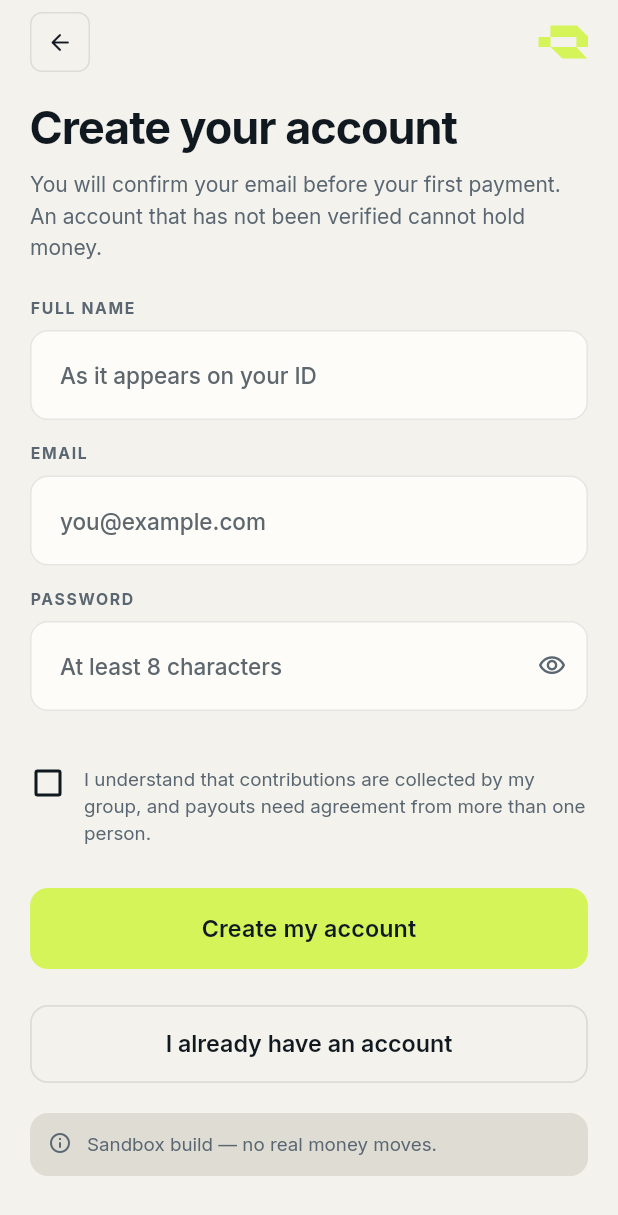
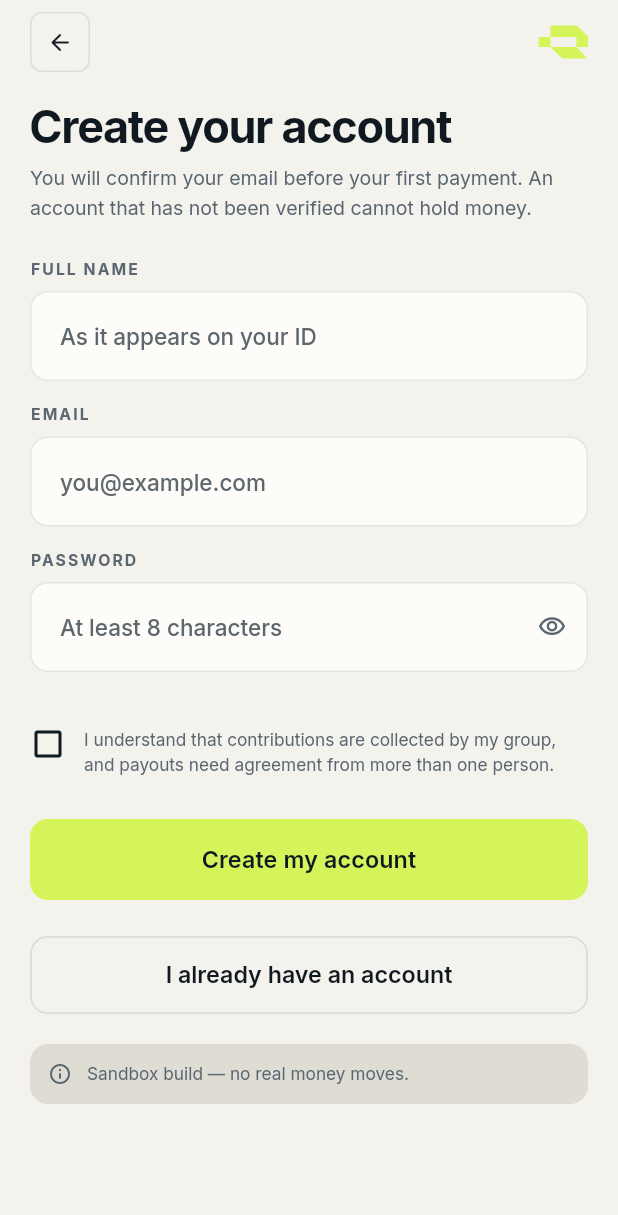
Before and after one commit to basgenix4u/KOLO-cooperative, a Flutter app: the screen it shows after launch, after a tap on "Create your account", on a phone screen of 412 x 824 dp. Shown: the top 1215 px of the screen. Run offline on Flutter 3.47's test engine with Material 3 defaults, Android fonts, the phone set to English and light mode, and no system bars; our stand-ins replace app_links, dio, flutter_riverpod, flutter_secure_storage, go_router, shared_preferences; network calls fail.

Commit message:
Align the type scale with the design system and drop the dark theme

```diff
--- a/mobile/lib/app.dart
+++ b/mobile/lib/app.dart
@@ -6,7 +6,6 @@ import 'package:go_router/go_router.dart';
 
 import 'core/deeplink/deep_links.dart';
 import 'core/models/models.dart';
-import 'core/theme/theme_mode.dart';
 import 'design/shell.dart';
 import 'design/theme.dart';
 import 'features/auth/auth_controller.dart';
@@ -223,14 +222,11 @@ class _KoloAppState extends ConsumerState<KoloApp> {
       }
     });
 
-    final themeMode = ref.watch(themeModeProvider);
 
     return MaterialApp.router(
       title: 'KOLO',
       debugShowCheckedModeBanner: false,
       theme: KoloTheme.light(),
-      darkTheme: KoloTheme.dark(),
-      themeMode: themeMode,
       routerConfig: _router,
     );
   }
--- a/mobile/lib/core/theme/theme_mode.dart
+++ /dev/null
@@ -1,78 +0,0 @@
-import 'package:flutter/material.dart';
-import 'package:flutter_riverpod/flutter_riverpod.dart';
-import 'package:shared_preferences/shared_preferences.dart';
-
-/// The member's theme choice, persisted on the device.
-///
-/// Defaults to [ThemeMode.system] rather than light: a group member checking
-/// their balance at night should get the dark screen their phone is already
-/// showing everywhere else. An explicit choice always wins over the system
-/// setting and is remembered across launches.
-///
-/// This is a [Notifier] rather than a `StateNotifier`. `StateNotifier` was
-/// deprecated in Riverpod 2 and removed from the default Riverpod 3 surface
-/// (still reachable through `package:flutter_riverpod/legacy.dart`, but there is
-/// no reason to reach for a deprecated type in new code). `Notifier` is the
-/// supported shape in both 2.x and 3.x, which is why this file compiles on
-/// either without a conditional import.
-class ThemeModeController extends Notifier<ThemeMode> {
-  static const _key = 'kolo.theme_mode';
-
-  @override
-  ThemeMode build() {
-    // Loading is deliberately fire-and-forget: the first frame uses the system
-    // theme, and the stored preference is applied as soon as it is read. A
-    // preference that cannot be read is never worth blocking a launch over.
-    _load();
-    return ThemeMode.system;
-  }
-
-  Future<void> _load() async {
-    try {
-      final prefs = await SharedPreferences.getInstance();
-      final stored = prefs.getString(_key);
-      if (stored != null) state = _fromName(stored);
-    } catch (_) {
-      // Keep the system default.
-    }
-  }
-
-  Future<void> set(ThemeMode mode) async {
-    state = mode;
-    try {
-      final prefs = await SharedPreferences.getInstance();
-      await prefs.setString(_key, mode.name);
-    } catch (_) {
-      // The choice still applies for this session.
-    }
-  }
-
-  static ThemeMode _fromName(String name) => switch (name) {
-        'light' => ThemeMode.light,
-        'dark' => ThemeMode.dark,
-        _ => ThemeMode.system,
-      };
-}
-
-final themeModeProvider = NotifierProvider<ThemeModeController, ThemeMode>(
-  ThemeModeController.new,
-);
-
-/// A three-way choice, because "follow my phone" is a real preference and a
-/// two-state switch silently overrides it.
-String themeModeLabel(ThemeMode mode) => switch (mode) {
-      ThemeMode.system => 'Match my phone',
-      ThemeMode.light => 'Always light',
-      ThemeMode.dark => 'Always dark',
-    };
-
-/// What tapping the appearance control will do next.
-///
-/// Distinct from [themeModeLabel], which describes the mode that is currently
-/// on. On a button, "Always light" reads as a toggle already switched on; the
-/// button should say where it takes you.
-String themeModeNextLabel(ThemeMode current) => switch (current) {
-      ThemeMode.system => 'Match my phone',
-      ThemeMode.light => 'Switch to dark',
-      ThemeMode.dark => 'Switch to light',
-    };
--- a/mobile/lib/design/theme.dart
+++ b/mobile/lib/design/theme.dart
@@ -14,7 +14,6 @@ class KoloTheme {
 
   static ThemeData light() => _build(KoloColors.light, Brightness.light);
 
-  static ThemeData dark() => _build(KoloColors.dark, Brightness.dark);
 
   static ThemeData _build(KoloColors c, Brightness brightness) {
     final base = ThemeData(
@@ -235,10 +234,10 @@ class KoloTheme {
       ),
 
       snackBarTheme: SnackBarThemeData(
-        backgroundColor: c.isDark ? c.surfaceRaised : KoloBrand.ink,
+        backgroundColor: KoloBrand.ink,
         contentTextStyle: TextStyle(
           fontFamily: KoloType.family,
-          color: c.isDark ? c.text : Colors.white,
+          color: Colors.white,
           fontSize: 14,
           height: 1.4,
         ),
--- a/mobile/lib/design/typography.dart
+++ b/mobile/lib/design/typography.dart
@@ -47,30 +47,31 @@ class KoloType {
         );
 
     return TextTheme(
-      // Display: reserved for the one number a screen is about.
-      displayLarge: s(size: 44, weight: FontWeight.w700, color: colors.text, height: 1.05, tracking: -1.4),
-      displayMedium: s(size: 36, weight: FontWeight.w700, color: colors.text, height: 1.08, tracking: -1.0),
-      displaySmall: s(size: 30, weight: FontWeight.w700, color: colors.text, height: 1.12, tracking: -0.7),
+      // The scale below is generated from the design system's CSS, step for step:
+      // a size here that is not in design/m.css is a size the design never drew.
+      displayLarge: s(size: 40, weight: FontWeight.w700, color: colors.text, height: 1.0, tracking: -1.28),
+      displayMedium: s(size: 32, weight: FontWeight.w700, color: colors.text, height: 1.08, tracking: -1.02),
+      displaySmall: s(size: 30, weight: FontWeight.w700, color: colors.text, height: 1.05, tracking: -0.9),
 
       // Headlines: screen titles.
-      headlineLarge: s(size: 26, weight: FontWeight.w700, color: colors.text, height: 1.2, tracking: -0.5),
-      headlineMedium: s(size: 22, weight: FontWeight.w700, color: colors.text, height: 1.22, tracking: -0.35),
-      headlineSmall: s(size: 19, weight: FontWeight.w600, color: colors.text, height: 1.25, tracking: -0.2),
+      headlineLarge: s(size: 24, weight: FontWeight.w700, color: colors.text, height: 1.15, tracking: -0.6),
+      headlineMedium: s(size: 22, weight: FontWeight.w700, color: colors.text, height: 1.2, tracking: -0.53),
+      headlineSmall: s(size: 19, weight: FontWeight.w700, color: colors.text, height: 1.2, tracking: -0.38),
 
       // Titles: card and section headers.
-      titleLarge: s(size: 17, weight: FontWeight.w600, color: colors.text, height: 1.3, tracking: -0.1),
-      titleMedium: s(size: 15, weight: FontWeight.w600, color: colors.text, height: 1.35),
-      titleSmall: s(size: 13.5, weight: FontWeight.w600, color: colors.text, height: 1.35),
+      titleLarge: s(size: 15.5, weight: FontWeight.w600, color: colors.text, height: 1.3, tracking: -0.19),
+      titleMedium: s(size: 14.5, weight: FontWeight.w600, color: colors.text, height: 1.3, tracking: -0.12),
+      titleSmall: s(size: 14, weight: FontWeight.w600, color: colors.text, height: 1.3, tracking: -0.11),
 
       // Body: the reading scale.
-      bodyLarge: s(size: 15.5, weight: FontWeight.w400, color: colors.text, height: 1.5),
-      bodyMedium: s(size: 14, weight: FontWeight.w400, color: colors.text, height: 1.5),
-      bodySmall: s(size: 12.5, weight: FontWeight.w400, color: colors.textSoft, height: 1.45),
+      bodyLarge: s(size: 14.5, weight: FontWeight.w400, color: colors.text, height: 1.5),
+      bodyMedium: s(size: 13, weight: FontWeight.w400, color: colors.text, height: 1.45),
+      bodySmall: s(size: 11.5, weight: FontWeight.w400, color: colors.textFaint, height: 1.45),
 
       // Labels: buttons, chips, tab text.
-      labelLarge: s(size: 14.5, weight: FontWeight.w600, color: colors.text, height: 1.2),
-      labelMedium: s(size: 12.5, weight: FontWeight.w600, color: colors.text, height: 1.2, tracking: 0.1),
-      labelSmall: s(size: 11, weight: FontWeight.w600, color: colors.textSoft, height: 1.2, tracking: 0.3),
+      labelLarge: s(size: 15, weight: FontWeight.w600, color: colors.text, height: 1.2, tracking: -0.12),
+      labelMedium: s(size: 13, weight: FontWeight.w600, color: colors.text, height: 1.2),
+      labelSmall: s(size: 11.5, weight: FontWeight.w600, color: colors.textSoft, height: 1.2, tracking: 0.06),
     );
   }
 
@@ -83,7 +84,7 @@ class KoloType {
         fontSize: 10.5,
         fontWeight: FontWeight.w700,
         color: colors.textFaint,
-        letterSpacing: 1.1,
+        letterSpacing: 1.365,
         height: 1.2,
       );
 
@@ -103,8 +104,8 @@ class KoloType {
         fontSize: size,
         fontWeight: weight,
         color: color ?? colors.text,
-        height: 1.15,
-        letterSpacing: size >= 28 ? -1.2 : (size >= 20 ? -0.5 : -0.1),
+        height: size >= 28 ? 1.0 : 1.15,
+        letterSpacing: size >= 28 ? 0 : (size >= 20 ? -0.53 : -0.29),
         fontFeatures: const [FontFeature.tabularFigures()],
       );
 
--- a/mobile/lib/features/auth/screens/welcome_screen.dart
+++ b/mobile/lib/features/auth/screens/welcome_screen.dart
@@ -1,11 +1,9 @@
 import 'package:flutter/material.dart';
-import 'package:flutter_riverpod/flutter_riverpod.dart';
 import 'package:go_router/go_router.dart';
 
 import '../../../design/navigation.dart';
 import '../../../design/tokens.dart';
 import '../../../design/typography.dart';
-import '../../../core/theme/theme_mode.dart';
 
 /// The first screen a new member sees.
 ///
@@ -16,13 +14,11 @@ import '../../../core/theme/theme_mode.dart';
 ///
 /// The Midnight Ink field is the brand's authority. Citrus appears exactly once,
 /// on the primary action, so the eye has one place to land.
-class WelcomeScreen extends ConsumerWidget {
+class WelcomeScreen extends StatelessWidget {
   const WelcomeScreen({super.key});
 
   @override
-  Widget build(BuildContext context, WidgetRef ref) {
-    final themeMode = ref.watch(themeModeProvider);
-
+  Widget build(BuildContext context) {
     return Scaffold(
       backgroundColor: KoloBrand.ink,
       body: SafeArea(
@@ -150,26 +146,6 @@ class WelcomeScreen extends ConsumerWidget {
                           ),
                         ],
                       ),
-
-                      Center(
-                        child: TextButton.icon(
-                          onPressed: () => _cycleTheme(context, ref, themeMode),
-                          icon: Icon(
-                            _themeIcon(themeMode),
-                            size: 15,
-                            color: Colors.white.withValues(alpha: 0.55),
-                          ),
-                          label: Text(
-                            themeModeNextLabel(themeMode),
-                            style: TextStyle(
-                              fontFamily: KoloType.family,
-                              fontSize: 12,
-                              fontWeight: FontWeight.w500,
-                              color: Colors.white.withValues(alpha: 0.55),
-                            ),
-                          ),
-                        ),
-                      ),
                     ],
                   ),
                 ),
@@ -180,27 +156,6 @@ class WelcomeScreen extends ConsumerWidget {
       ),
     );
   }
-
-  /// The welcome screen is deliberately always ink, so the appearance toggle
-  /// here sets the *signed-in* appearance rather than changing this screen.
-  static Future<void> _cycleTheme(
-    BuildContext context,
-    WidgetRef ref,
-    ThemeMode current,
-  ) async {
-    final next = switch (current) {
-      ThemeMode.system => ThemeMode.light,
-      ThemeMode.light => ThemeMode.dark,
-      ThemeMode.dark => ThemeMode.system,
-    };
-    await ref.read(themeModeProvider.notifier).set(next);
-  }
-
-  static IconData _themeIcon(ThemeMode mode) => switch (mode) {
-        ThemeMode.system => Icons.brightness_auto_rounded,
-        ThemeMode.light => Icons.light_mode_rounded,
-        ThemeMode.dark => Icons.dark_mode_rounded,
-      };
 
   static TextStyle _display(BuildContext context, bool compact) => TextStyle(
         fontFamily: KoloType.family,
--- a/mobile/lib/features/groups/screens/home_screen.dart
+++ b/mobile/lib/features/groups/screens/home_screen.dart
@@ -344,7 +344,7 @@ class _PositionCard extends StatelessWidget {
         width: double.infinity,
         padding: const EdgeInsets.all(KoloSpace.xl),
         decoration: BoxDecoration(
-          color: c.isDark ? c.surface : const Color(0xFF101820),
+          color: const Color(0xFF101820),
           borderRadius: BorderRadius.circular(KoloRadius.xl),
         ),
         child: Column(
@@ -506,10 +506,10 @@ class _ObligationCard extends StatelessWidget {
         // full citrus field at night is a glare.
         color: urgent
             ? c.failedWash
-            : (c.isDark ? c.surfaceRaised : c.accentWash),
+            : c.accentWash,
         border: urgent
             ? c.failed.withValues(alpha: 0.28)
-            : c.accent.withValues(alpha: c.isDark ? 0.42 : 0.55),
+            : c.accent.withValues(alpha: 0.55),
         padding: const EdgeInsets.all(KoloSpace.lg),
         child: Column(
           crossAxisAlignment: CrossAxisAlignment.start,
```
Also changed, not shown: mobile/lib/design/tokens.dart (+4 -5 lines), mobile/lib/features/profile/profile_screen.dart (+0 -84 lines), 1 other file.
